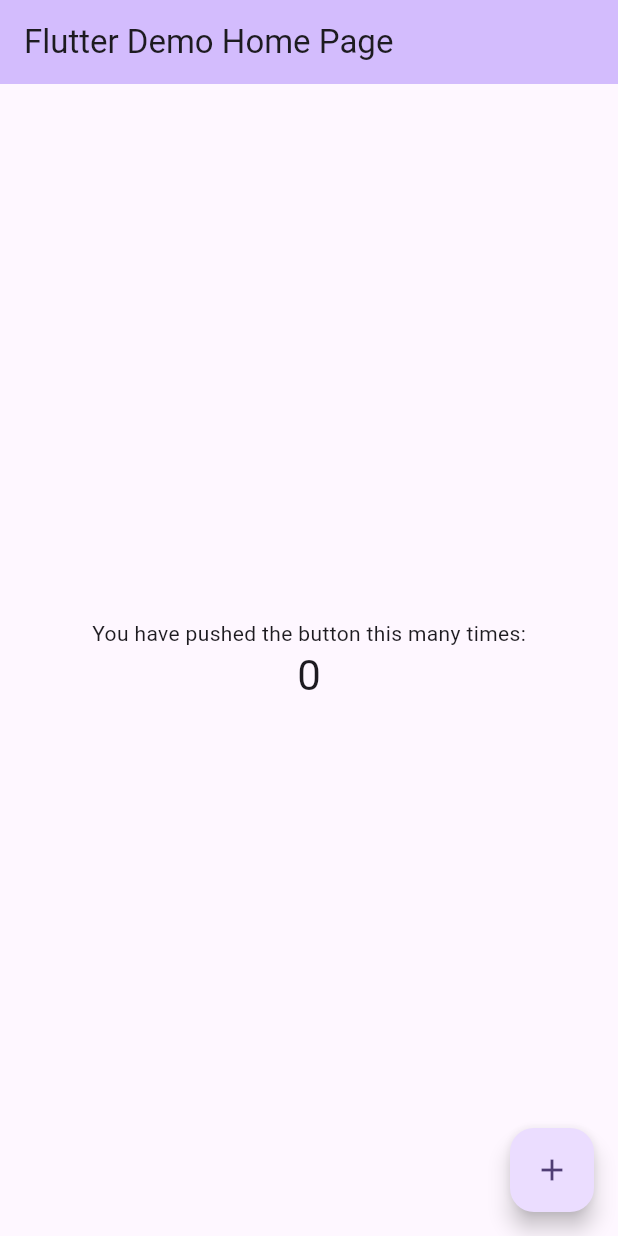
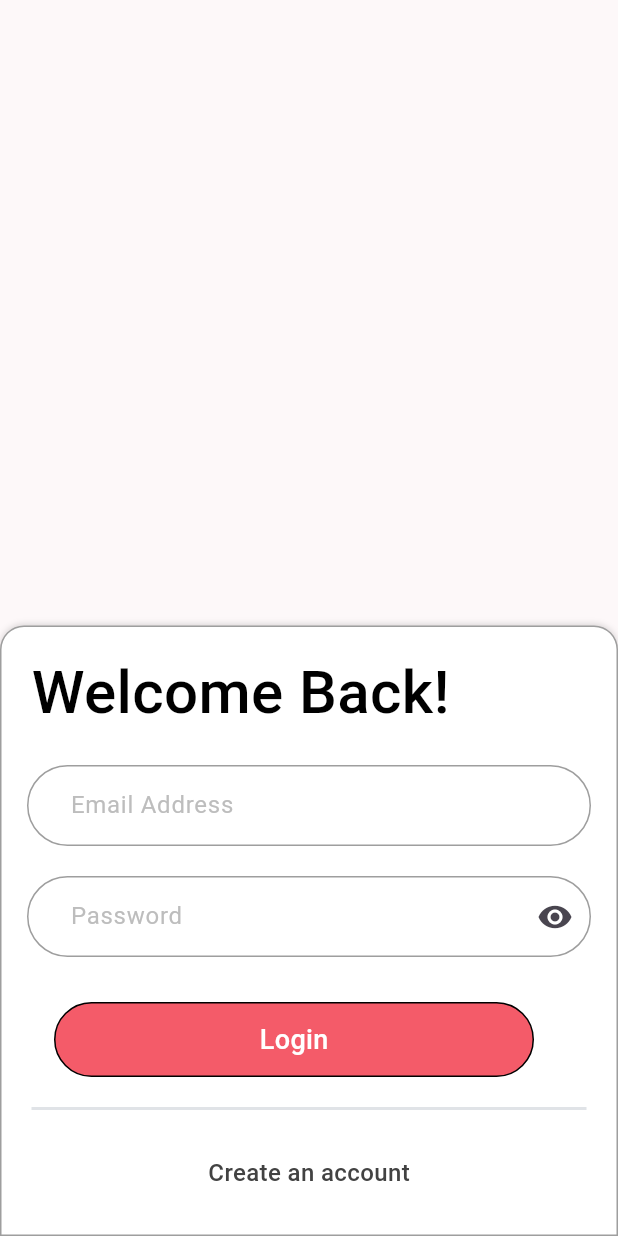
Before and after one commit to bbasm/discoverate, a Flutter app: the screen it shows after launch, on a phone screen of 412 x 824 dp. Run offline on Flutter 3.47's test engine with Material 3 defaults, Android fonts, the light colour scheme and no system bars; our stand-ins replace firebase_auth, firebase_core; accounts and stored records are empty; Roboto replaces fonts that are missing (Lexend Deca, Outfit).

Commit message:
added login page

```diff
--- a/lib/main.dart
+++ b/lib/main.dart
@@ -1,6 +1,7 @@
 import 'package:firebase_auth/firebase_auth.dart';
 import 'package:firebase_core/firebase_core.dart';
 import 'package:flutter/material.dart';
+import 'package:gmaps_spinoff/pages/login_page.dart';
 
 void main() async {
   WidgetsFlutterBinding.ensureInitialized();
@@ -17,115 +18,8 @@ class MyApp extends StatelessWidget {
   @override
   Widget build(BuildContext context) {
     return MaterialApp(
-      title: 'Flutter Demo',
-      theme: ThemeData(
-        // This is the theme of your application.
-        //
-        // TRY THIS: Try running your application with "flutter run". You'll see
-        // the application has a purple toolbar. Then, without quitting the app,
-        // try changing the seedColor in the colorScheme below to Colors.green
-        // and then invoke "hot reload" (save your changes or press the "hot
-        // reload" button in a Flutter-supported IDE, or press "r" if you used
-        // the command line to start the app).
-        //
-        // Notice that the counter didn't reset back to zero; the application
-        // state is not lost during the reload. To reset the state, use hot
-        // restart instead.
-        //
-        // This works for code too, not just values: Most code changes can be
-        // tested with just a hot reload.
-        colorScheme: ColorScheme.fromSeed(seedColor: Colors.deepPurple),
-        useMaterial3: true,
-      ),
-      home: const MyHomePage(title: 'Flutter Demo Home Page'),
+      home: LoginPage(),
+      debugShowCheckedModeBanner: false,
     );
   }
 }
-
-class MyHomePage extends StatefulWidget {
-  const MyHomePage({super.key, required this.title});
-
-  // This widget is the home page of your application. It is stateful, meaning
-  // that it has a State object (defined below) that contains fields that affect
-  // how it looks.
-
-  // This class is the configuration for the state. It holds the values (in this
-  // case the title) provided by the parent (in this case the App widget) and
-  // used by the build method of the State. Fields in a Widget subclass are
-  // always marked "final".
-
-  final String title;
-
-  @override
-  State<MyHomePage> createState() => _MyHomePageState();
-}
-
-class _MyHomePageState extends State<MyHomePage> {
-  int _counter = 0;
-
-  void _incrementCounter() {
-    setState(() {
-      // This call to setState tells the Flutter framework that something has
-      // changed in this State, which causes it to rerun the build method below
-      // so that the display can reflect the updated values. If we changed
-      // _counter without calling setState(), then the build method would not be
-      // called again, and so nothing would appear to happen.
-      _counter++;
-    });
-  }
-
-  @override
-  Widget build(BuildContext context) {
-    // This method is rerun every time setState is called, for instance as done
-    // by the _incrementCounter method above.
-    //
-    // The Flutter framework has been optimized to make rerunning build methods
-    // fast, so that you can just rebuild anything that needs updating rather
-    // than having to individually change instances of widgets.
-    return Scaffold(
-      appBar: AppBar(
-        // TRY THIS: Try changing the color here to a specific color (to
-        // Colors.amber, perhaps?) and trigger a hot reload to see the AppBar
-        // change color while the other colors stay the same.
-        backgroundColor: Theme.of(context).colorScheme.inversePrimary,
-        // Here we take the value from the MyHomePage object that was created by
-        // the App.build method, and use it to set our appbar title.
-        title: Text(widget.title),
-      ),
-      body: Center(
-        // Center is a layout widget. It takes a single child and positions it
-        // in the middle of the parent.
-        child: Column(
-          // Column is also a layout widget. It takes a list of children and
-          // arranges them vertically. By default, it sizes itself to fit its
-          // children horizontally, and tries to be as tall as its parent.
-          //
-          // Column has various properties to control how it sizes itself and
-          // how it positions its children. Here we use mainAxisAlignment to
-          // center the children vertically; the main axis here is the vertical
-          // axis because Columns are vertical (the cross axis would be
-          // horizontal).
-          //
-          // TRY THIS: Invoke "debug painting" (choose the "Toggle Debug Paint"
-          // action in the IDE, or press "p" in the console), to see the
-          // wireframe for each widget.
-          mainAxisAlignment: MainAxisAlignment.center,
-          children: <Widget>[
-            const Text(
-              'You have pushed the button this many times:',
-            ),
-            Text(
-              '$_counter',
-              style: Theme.of(context).textTheme.headlineMedium,
-            ),
-          ],
-        ),
-      ),
-      floatingActionButton: FloatingActionButton(
-        onPressed: _incrementCounter,
-        tooltip: 'Increment',
-        child: const Icon(Icons.add),
-      ), // This trailing comma makes auto-formatting nicer for build methods.
-    );
-  }
-}
--- /dev/null
+++ b/lib/pages/login_page.dart
@@ -0,0 +1,209 @@
+import 'package:firebase_auth/firebase_auth.dart';
+import 'package:flutter/material.dart';
+import 'package:flutter/services.dart';
+
+class LoginPage extends StatefulWidget {
+  const LoginPage({super.key});
+
+  @override
+  State<LoginPage> createState() => _LoginPageState();
+}
+
+class _LoginPageState extends State<LoginPage> {
+  // text editing controllers
+  final emailController = TextEditingController();
+  final passwordController = TextEditingController();
+
+  @override
+  Widget build(BuildContext context) {
+    return Scaffold(
+      backgroundColor: Color.fromARGB(255, 253, 248, 249),
+      body: Align(
+        alignment: AlignmentDirectional(0, 1),
+        child: SingleChildScrollView(
+          child: Column(
+            mainAxisSize: MainAxisSize.max,
+            mainAxisAlignment: MainAxisAlignment.spaceBetween,
+            crossAxisAlignment: CrossAxisAlignment.center,
+            children: [
+              // add logo image here
+
+              Container(
+                width: MediaQuery.of(context).size.width,
+                decoration: BoxDecoration(
+                  color: Colors.white,
+                  border: Border.all(
+                    color: Colors.grey,
+                    width: 1,
+                  ),
+                  boxShadow: [
+                    BoxShadow(
+                      blurRadius: 3,
+                      color: Color(0x24000000),
+                      offset: Offset(0, -1),
+                    )
+                  ],
+                  borderRadius: BorderRadius.only(
+                    bottomLeft: Radius.circular(0),
+                    bottomRight: Radius.circular(0),
+                    topLeft: Radius.circular(16),
+                    topRight: Radius.circular(16),
+                  ),
+                ),
+                child: Column(
+                  children: [
+                    Padding(
+                      padding: EdgeInsetsDirectional.fromSTEB(20, 15, 15, 10),
+                      child: Row(
+                        mainAxisSize: MainAxisSize.max,
+                        mainAxisAlignment: MainAxisAlignment.center,
+                        children: [
+                          Expanded(
+                            // welcome back text
+                            child: Text(
+                              'Welcome Back!',
+                              style: TextStyle(
+                                  fontSize: 40,
+                                  fontWeight: FontWeight.w500,
+                                  color: Colors.black),
+                            ),
+                          ),
+                        ],
+                      ),
+                    ),
+                    Padding(
+                      padding: const EdgeInsets.symmetric(
+                          horizontal: 17.0, vertical: 10),
+                      child: TextFormField(
+                        decoration: InputDecoration(
+                            enabledBorder: OutlineInputBorder(
+                              borderRadius: BorderRadius.circular(30),
+                              borderSide: BorderSide(
+                                //color: Color(0xFFF1F4F8),
+                                color: Colors.grey,
+                                width: 1,
+                              ),
+                            ),
+                            focusedBorder: OutlineInputBorder(
+                              borderSide: BorderSide(
+                                color: Colors.grey,
+                                width: 1,
+                              ),
+                              borderRadius: BorderRadius.circular(30),
+                            ),
+                            fillColor: Colors.white,
+                            filled: true,
+                            hintText: 'Email Address',
+                            contentPadding:
+                                EdgeInsetsDirectional.fromSTEB(25, 15, 0, 15),
+                            hintStyle: TextStyle(color: Colors.grey[400])),
+                      ),
+                    ),
+                    Padding(
+                      padding: const EdgeInsets.symmetric(
+                          horizontal: 17.0, vertical: 10),
+                      child: TextFormField(
+                        decoration: InputDecoration(
+                          enabledBorder: OutlineInputBorder(
+                            borderRadius: BorderRadius.circular(30),
+                            borderSide: BorderSide(
+                              //color: Color(0xFFF1F4F8),
+                              color: Colors.grey,
+                              width: 1,
+                            ),
+                          ),
+                          focusedBorder: OutlineInputBorder(
+                            borderSide: BorderSide(
+                              color: Colors.grey,
+                              width: 1,
+                            ),
+                            borderRadius: BorderRadius.circular(30),
+                          ),
+                          fillColor: Colors.white,
+                          filled: true,
+                          hintText: 'Password',
+                          contentPadding:
+                              EdgeInsetsDirectional.fromSTEB(25, 15, 0, 15),
+                          hintStyle: TextStyle(color: Colors.grey[400]),
+                          suffixIcon: InkWell(
+                            child: Icon(Icons.visibility),
+                          ),
+                        ),
+                      ),
+                    ),
+                    Padding(
+                      padding:
+                          EdgeInsets.symmetric(vertical: 20, horizontal: 25),
+                      child: Row(
+                        mainAxisSize: MainAxisSize.max,
+                        mainAxisAlignment: MainAxisAlignment.spaceBetween,
+                        children: [
+                          // LoginPage button
+                          Align(
+                            alignment: Alignment.center,
+                            child: Padding(
+                              padding: EdgeInsets.symmetric(
+                                  vertical: 0, horizontal: 10),
+                              child: GestureDetector(
+                                child: Container(
+                                  width: 320,
+                                  height: 50,
+                                  decoration: BoxDecoration(
+                                    color: Color.fromARGB(255, 244, 91, 105),
+                                    border: Border.all(
+                                      color: Colors.black,
+                                      width: 1,
+                                    ),
+                                    borderRadius: BorderRadius.circular(30),
+                                  ),
+                                  child: Align(
+                                    alignment: Alignment.center,
+                                    child: Text(
+                                      'Login',
+                                      style: TextStyle(
+                                        fontFamily: 'Outfit',
+                                        color: Colors.white,
+                                        fontSize: 18,
+                                        fontWeight: FontWeight.w500,
+                                      ),
+                                    ),
+                                  ),
+                                ),
+                              ),
+                            ),
+                          ),
+                        ],
+                      ),
+                    ),
+                    Divider(
+                      height: 2,
+                      thickness: 2,
+                      indent: 20,
+                      endIndent: 20,
+                      color: Color(0xFFE0E3E7),
+                    ),
+                    Padding(
+                      padding: EdgeInsets.symmetric(vertical: 30),
+                      child: GestureDetector(
+                        onTap: () {},
+                        child: Text(
+                          'Create an account',
+                          style: TextStyle(
+                            fontFamily: 'Lexend Deca',
+                            color: Colors.grey[800],
+                            fontSize: 16,
+                            fontWeight: FontWeight.w500,
+                          ),
+                        ),
+                      ),
+                    ),
+                  ],
+                ),
+              ),
+            ],
+          ),
+        ),
+      ),
+    );
+  }
+}
--- a/pubspec.yaml
+++ b/pubspec.yaml
@@ -37,6 +37,7 @@ dependencies:
   cupertino_icons: ^1.0.2
   firebase_auth: ^4.15.2
   firebase_core: ^2.24.2
+  google_fonts: ^6.1.0
 
 dev_dependencies:
   flutter_test:
```
Also changed, not shown: pubspec.lock, 1 other file.
